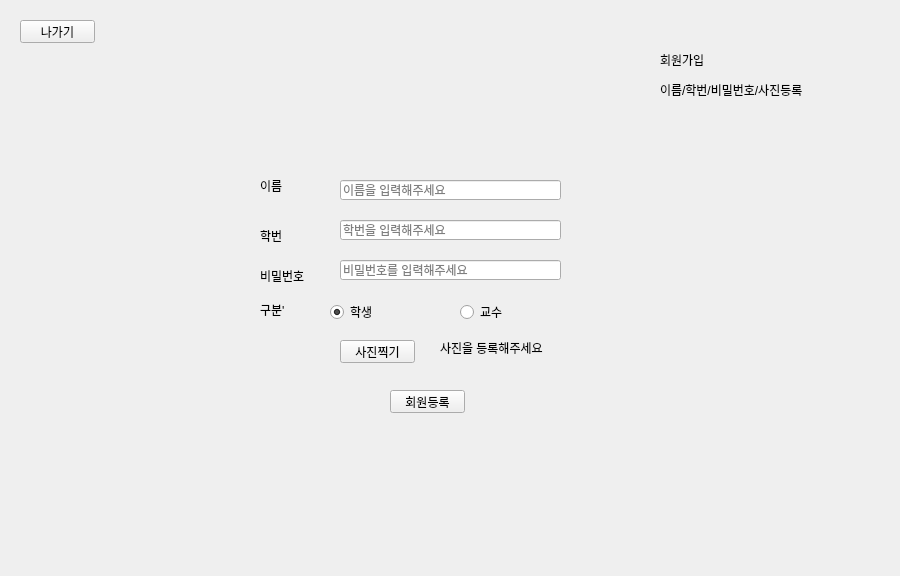
The window that mainwidget.ui (xlbatross/cppqttcpclient) describes before a commit, drawn with Qt 5.
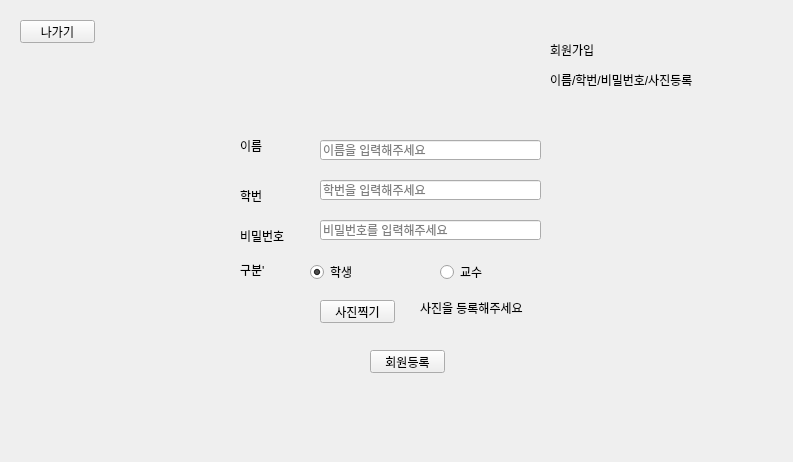
The same window after the commit. The open tabs and pages were chosen to show the change.

Commit message: ui수정

```diff
--- a/mainwidget.ui
+++ b/mainwidget.ui
@@ -6,8 +6,8 @@
    <rect>
     <x>0</x>
     <y>0</y>
-    <width>900</width>
-    <height>576</height>
+    <width>793</width>
+    <height>462</height>
    </rect>
   </property>
   <property name="windowTitle">
@@ -18,8 +18,8 @@
     <rect>
      <x>0</x>
      <y>0</y>
-     <width>901</width>
-     <height>581</height>
+     <width>791</width>
+     <height>451</height>
     </rect>
    </property>
    <property name="currentIndex">
@@ -138,8 +138,8 @@
     <widget class="QLabel" name="label_5">
      <property name="geometry">
       <rect>
-       <x>260</x>
-       <y>270</y>
+       <x>240</x>
+       <y>230</y>
        <width>56</width>
        <height>12</height>
       </rect>
@@ -151,8 +151,8 @@
     <widget class="QLabel" name="label_3">
      <property name="geometry">
       <rect>
-       <x>260</x>
-       <y>180</y>
+       <x>240</x>
+       <y>140</y>
        <width>56</width>
        <height>12</height>
       </rect>
@@ -164,8 +164,8 @@
     <widget class="QPushButton" name="btn_picture">
      <property name="geometry">
       <rect>
-       <x>340</x>
-       <y>340</y>
+       <x>320</x>
+       <y>300</y>
        <width>75</width>
        <height>23</height>
       </rect>
@@ -177,8 +177,8 @@
     <widget class="QLineEdit" name="edt_signUpPw">
      <property name="geometry">
       <rect>
-       <x>340</x>
-       <y>260</y>
+       <x>320</x>
+       <y>220</y>
        <width>221</width>
        <height>20</height>
       </rect>
@@ -190,8 +190,8 @@
     <widget class="QLabel" name="label">
      <property name="geometry">
       <rect>
-       <x>660</x>
-       <y>40</y>
+       <x>550</x>
+       <y>30</y>
        <width>211</width>
        <height>71</height>
       </rect>
@@ -203,8 +203,8 @@
     <widget class="QLineEdit" name="edt_signUpNum">
      <property name="geometry">
       <rect>
-       <x>340</x>
-       <y>220</y>
+       <x>320</x>
+       <y>180</y>
        <width>221</width>
        <height>20</height>
       </rect>
@@ -216,8 +216,8 @@
     <widget class="QLabel" name="label_4">
      <property name="geometry">
       <rect>
-       <x>260</x>
-       <y>230</y>
+       <x>240</x>
+       <y>190</y>
        <width>56</width>
        <height>12</height>
       </rect>
@@ -229,8 +229,8 @@
     <widget class="QLabel" name="lb_checkPicture">
      <property name="geometry">
       <rect>
-       <x>440</x>
-       <y>340</y>
+       <x>420</x>
+       <y>300</y>
        <width>121</width>
        <height>16</height>
       </rect>
@@ -242,8 +242,8 @@
     <widget class="QPushButton" name="btn_submit">
      <property name="geometry">
       <rect>
-       <x>390</x>
-       <y>390</y>
+       <x>370</x>
+       <y>350</y>
        <width>75</width>
        <height>23</height>
       </rect>
@@ -255,8 +255,8 @@
     <widget class="QLineEdit" name="edt_signUpName">
      <property name="geometry">
       <rect>
-       <x>340</x>
-       <y>180</y>
+       <x>320</x>
+       <y>140</y>
        <width>221</width>
        <height>20</height>
       </rect>
@@ -268,8 +268,8 @@
     <widget class="QLabel" name="label_6">
      <property name="geometry">
       <rect>
-       <x>260</x>
-       <y>300</y>
+       <x>240</x>
+       <y>260</y>
        <width>62</width>
        <height>20</height>
       </rect>
@@ -281,8 +281,8 @@
     <widget class="QRadioButton" name="radio_stuType">
      <property name="geometry">
       <rect>
-       <x>330</x>
-       <y>300</y>
+       <x>310</x>
+       <y>260</y>
        <width>109</width>
        <height>24</height>
       </rect>
@@ -297,8 +297,8 @@
     <widget class="QRadioButton" name="radio_proType">
      <property name="geometry">
       <rect>
-       <x>460</x>
-       <y>300</y>
+       <x>440</x>
+       <y>260</y>
        <width>109</width>
        <height>24</height>
       </rect>
```
Left out of the diff: 111 changed lines with no effect on the pictures. The commit also changes 1 other file.
